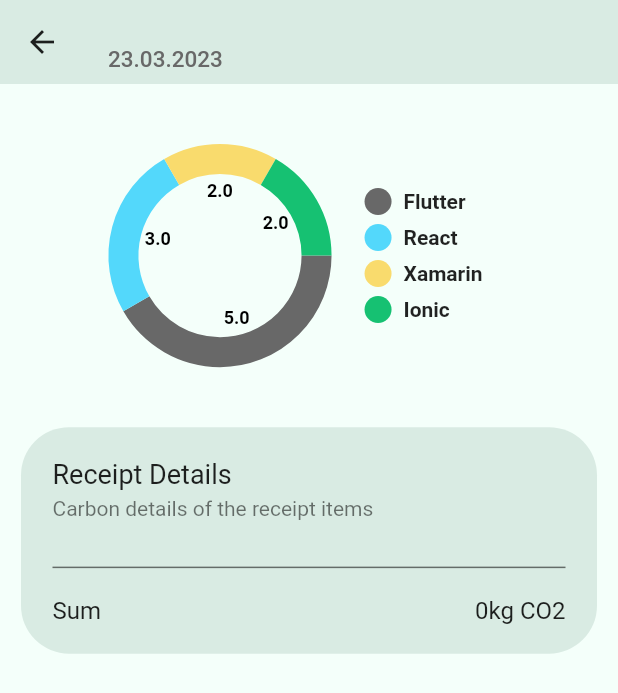
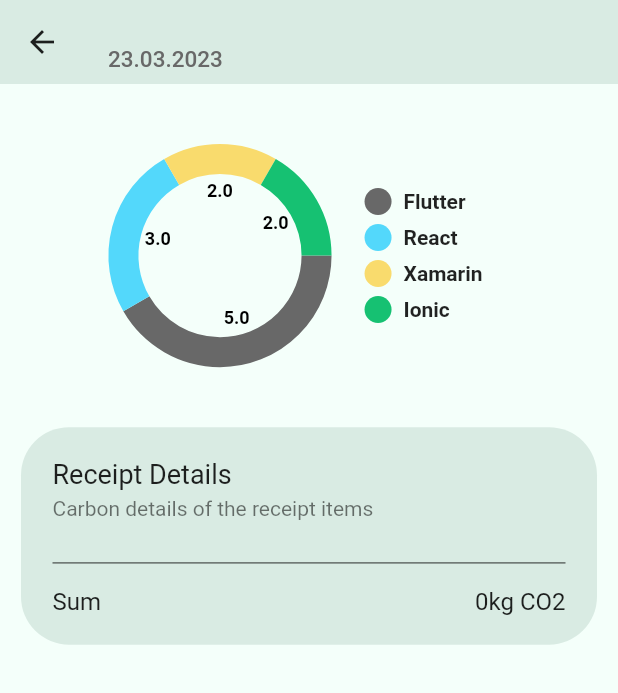
Before and after one commit to TheNewReducers/flutter_app, a Flutter app: the DetailsScreen screen opened directly with empty values, on a phone screen of 412 x 824 dp. Shown: the top 693 px of the screen. Run offline on Flutter 3.47's test engine with Material 2 defaults, Android fonts, the phone set to English and light mode, and no system bars; drawn by our look-alikes of pie_chart; our stand-ins replace camera, fl_chart, persistent_bottom_nav_bar.

```diff
--- a/lib/models/receipt.dart
+++ b/lib/models/receipt.dart
@@ -1,5 +1,8 @@
 import 'package:flutter_app/models/receipt_item.dart';
 import 'package:intl/intl.dart';
+import 'package:uuid/uuid.dart';
+
+var uuid = Uuid();
 
 class Receipt {
   final String id;
@@ -21,4 +24,12 @@ class Receipt {
     final DateFormat formatter = DateFormat('dd.MM.yyyy');
     return formatter.format(createdAt);
   }
+
+  Receipt.FromJson(Map<String, dynamic> json)
+      : id = uuid.v5(Uuid.NAMESPACE_URL, 'com.example.flutter_app'),
+        title = json['store']['name']['city'],
+        items = (json['items'] as List<dynamic>)
+            .map((item) => ReceiptItem.FromJson(item))
+            .toList(),
+        createdAt = DateTime.parse(json['date']);
 }
--- a/lib/models/receipt_item.dart
+++ b/lib/models/receipt_item.dart
@@ -4,4 +4,9 @@ class ReceiptItem {
   final double carbon;
 
   ReceiptItem({required this.title, required this.category, required this.carbon});
+
+  ReceiptItem.FromJson(Map<String, dynamic> json)
+      : title = json['name'],
+        category = json['category'],
+        carbon = json['price'];
 }
--- a/lib/screens/details_screen.dart
+++ b/lib/screens/details_screen.dart
@@ -2,7 +2,6 @@ import 'package:flutter/material.dart';
 import 'package:flutter_app/app_colors.dart';
 import 'package:flutter_app/components/CustomPieChart.dart';
 import 'package:flutter_app/components/custom_card.dart';
-import 'package:flutter_app/components/history_item.dart';
 import 'package:flutter_app/models/receipt.dart';
 
 class DetailsScreen extends StatefulWidget {
@@ -37,39 +36,39 @@ class _DetailsScreenState extends State<DetailsScreen> {
       body: SingleChildScrollView(
         child: Column(
           children: [
-            SizedBox(height: 42),
-            CustomPieChart(),
-            SizedBox(height: 42),
+            const SizedBox(height: 42),
+            const CustomPieChart(),
+            const SizedBox(height: 42),
             Padding(
-              padding: EdgeInsets.only(top: 0, left: 14, right: 14, bottom: 24),
+              padding: const EdgeInsets.only(top: 0, left: 14, right: 14, bottom: 24),
               child: CustomCard(
                 title: "Receipt Details",
                 subtitle: "Carbon details of the receipt items",
                 color: AppColor.cardGreen,
                 child: Padding(
-                  padding: EdgeInsets.symmetric(horizontal: 14, vertical: 12),
+                  padding: const EdgeInsets.symmetric(horizontal: 14, vertical: 12),
                   child: Column(
                     children: [
-                      ...widget.receipt.items.map((item) => Row(
+                      ...widget.receipt.items.map((item) => Padding(padding: const  EdgeInsets.only(bottom: 7), child: Row(
                         mainAxisAlignment: MainAxisAlignment.spaceBetween,
                         children: [
-                          Text(item.title, style: TextStyle(fontSize: 16)),
-                          Text(item.carbon.toStringAsPrecision(1) + "kg CO2", style: TextStyle(fontSize: 16)),
+                          Text(item.title, style: const TextStyle(fontSize: 16)),
+                          Text(item.carbon.toStringAsPrecision(1) + "kg CO2", style: const TextStyle(fontSize: 16)),
                         ],
-                      )).toList(),
+                      ))).toList(),
                       Container(
-                        margin: const EdgeInsets.symmetric(horizontal: 0, vertical: 12),
+                        margin: const EdgeInsets.symmetric(horizontal: 0, vertical: 9),
                         decoration: const BoxDecoration(
                           color: Colors.black54
                         ),
                         height: 1,
                       ),
-                      SizedBox(height: 7),
+                      const SizedBox(height: 7),
                       Row(
                         mainAxisAlignment: MainAxisAlignment.spaceBetween,
                         children: [
-                          Text("Sum", style: TextStyle(fontSize: 16)),
-                          Text(widget.receipt.totalCarbon.toStringAsPrecision(1) + "kg CO2", style: TextStyle(fontSize: 16)),
+                          const Text("Sum", style: TextStyle(fontSize: 16)),
+                          Text(widget.receipt.totalCarbon.toStringAsPrecision(1) + "kg CO2", style: const TextStyle(fontSize: 16)),
                         ],
                       )
                     ],
--- a/pubspec.yaml
+++ b/pubspec.yaml
@@ -17,6 +17,7 @@ dependencies:
   pie_chart: ^5.3.2
   http: ^0.13.5
   intl: ^0.18.0
+  uuid: ^3.0.7
 
 dev_dependencies:
   flutter_test:
```
Also changed, not shown: assets/dataTest.json (added, +58 -0 lines), pubspec.lock.
